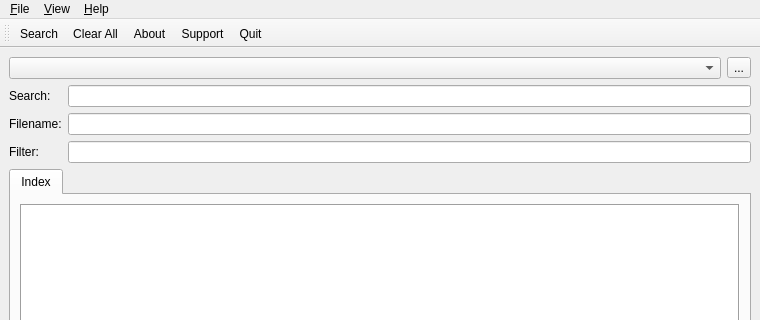
Above: search/main.ui from QtPlay/coastal-qt before the change; both pictures show x 0 to 760 and y 0 to 320 of the 760 by 540 pixel window. Below: the same form after it.
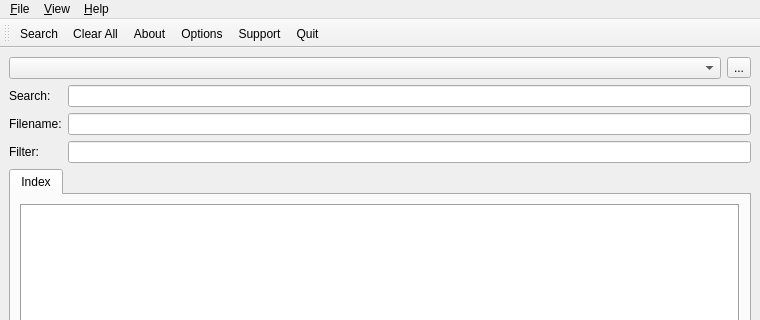
That is the form after the change.

Commit message: start of config options for search

```diff
--- a/search/main.ui
+++ b/search/main.ui
@@ -158,6 +158,7 @@
    <addaction name="actionSearch"/>
    <addaction name="actionClear"/>
    <addaction name="actionAbout"/>
+   <addaction name="actionOptions"/>
    <addaction name="actionSupport"/>
    <addaction name="actionQuit"/>
   </widget>
@@ -283,6 +284,14 @@
     <string>Open</string>
    </property>
   </action>
+  <action name="actionOptions">
+   <property name="text">
+    <string>&amp;Options</string>
+   </property>
+   <property name="iconVisibleInMenu">
+    <bool>true</bool>
+   </property>
+  </action>
  </widget>
  <resources/>
  <connections/>
```
Left out of the diff: 5 changed lines with no effect on the pictures. The commit also changes 9 other files.
